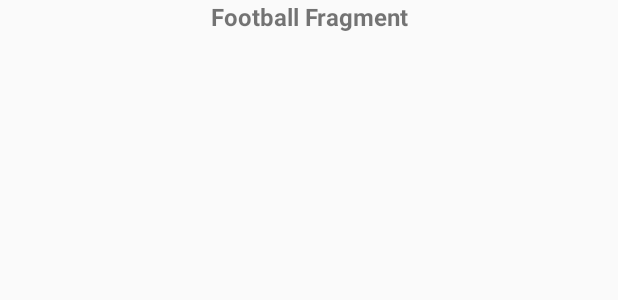
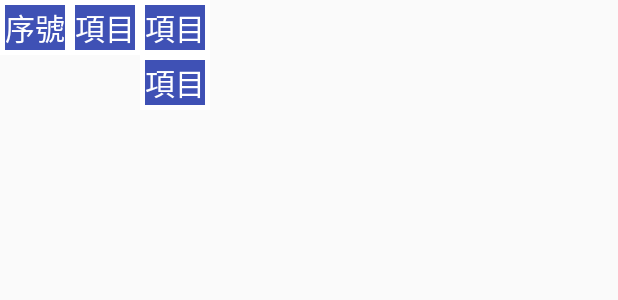
Before and after one commit to IT-Lelong/KyThuat, an Android app: the layout kt03_hm01_fragment.xml on its own in the app's theme, with its tools: preview values and no code run, on a phone screen of 412 x 824 dp. Shown: the top 300 px of the screen. Run offline under Robolectric (Android 15) with nearby library versions, the phone set to English and light mode, and no system bars.

Commit message:
2023022001 KT03

```diff
--- a/app/src/main/java/com/lelong/kythuat/KT03/kt03_main_activity.java
+++ b/app/src/main/java/com/lelong/kythuat/KT03/kt03_main_activity.java
@@ -15,6 +15,7 @@ import com.lelong.kythuat.R;
 
 public class kt03_main_activity extends AppCompatActivity {
     private Create_Table createTable = null;
+    private KT03_DB kt03Db  = null;
     String ID, g_server, g_date, g_ca, g_lang;
     TabLayout tabLayout;
     ViewPager viewPager;
@@ -42,6 +43,8 @@ public class kt03_main_activity extends AppCompatActivity {
         tabLayout = findViewById(R.id.tabLayout);
         viewPager = findViewById(R.id.viewPager);
 
+        kt03Db= new KT03_DB(this,null,null,1);
+        kt03Db.open();
         createTable = new Create_Table(this);
         createTable.open();
         Cursor cursor_tc_fab = createTable.getAll_tc_fab("KT03");
--- a/app/src/main/java/com/lelong/kythuat/Menu.java
+++ b/app/src/main/java/com/lelong/kythuat/Menu.java
@@ -65,6 +65,7 @@ public class Menu extends AppCompatActivity {
 
         Cre_db = new Create_Table(this);
         Cre_db.open();
+        Cre_db.openTable();
 
         loginKt03 = new login_kt03();
 
--- a/app/src/main/res/layout/kt03_hm01_fragment.xml
+++ b/app/src/main/res/layout/kt03_hm01_fragment.xml
@@ -1,16 +1,60 @@
 <?xml version="1.0" encoding="utf-8"?>
-<FrameLayout xmlns:android="http://schemas.android.com/apk/res/android"
+<LinearLayout
+    xmlns:android="http://schemas.android.com/apk/res/android"
     xmlns:tools="http://schemas.android.com/tools"
     android:layout_width="match_parent"
     android:layout_height="match_parent"
+    android:orientation="vertical"
     tools:context=".KT03.KT03_HM01">
 
-    <!-- TODO: Update blank fragment layout -->
-    <TextView
+
+    <LinearLayout
         android:layout_width="match_parent"
-        android:layout_height="match_parent"
-        android:text="Football Fragment"
-        android:textSize="16sp"
-        android:textStyle="bold"
-        android:textAlignment="center"/>
-</FrameLayout>
+        android:layout_height="wrap_content"
+        android:orientation="horizontal">
+
+        <TextView
+            android:id="@+id/tv_stt"
+            android:layout_width="wrap_content"
+            android:layout_height="wrap_content"
+            android:theme="@style/title"
+            android:text="@string/tt_stt" />
+        <TextView
+            android:id="@+id/tv_vitridondep"
+            android:layout_width="wrap_content"
+            android:layout_height="wrap_content"
+            android:theme="@style/title"
+            android:text="@string/tt_hangmuc" />
+
+        <LinearLayout
+            android:layout_width="wrap_content"
+            android:layout_height="wrap_content"
+            android:orientation="vertical">
+
+            <TextView
+                android:id="@+id/tv_vitridondep"
+                android:layout_width="wrap_content"
+                android:layout_height="wrap_content"
+                android:theme="@style/title"
+                android:text="@string/tt_hangmuc" />
+            <TextView
+                android:id="@+id/tv_vitridondep"
+                android:layout_width="wrap_content"
+                android:layout_height="wrap_content"
+                android:theme="@style/title"
+                android:text="@string/tt_hangmuc" />
+        </LinearLayout>
+
+
+    </LinearLayout>
+
+    <ListView
+        android:id="@+id/lv_hm01"
+        android:layout_width="match_parent"
+        android:layout_height="match_parent" >
+
+
+    </ListView>
+
+
+</LinearLayout>
--- a/app/src/main/res/values/strings.xml
+++ b/app/src/main/res/values/strings.xml
@@ -10,6 +10,7 @@
     <string name="btn_insert">新增</string>
     <string name="btn_query">查詢</string>
 
+    <string name="tt_stt">序號</string>
     <string name="tt_hangmuc">項目</string>
     <string name="tt_mvl">料號</string>
     <string name="tt_ten">物料名稱</string>
```
Also changed, not shown: app/src/main/java/com/lelong/kythuat/Create_Table.java (+20 -3 lines), app/src/main/java/com/lelong/kythuat/KT03/KT03_DB.java (added, +96 -0 lines), 1 other file.
